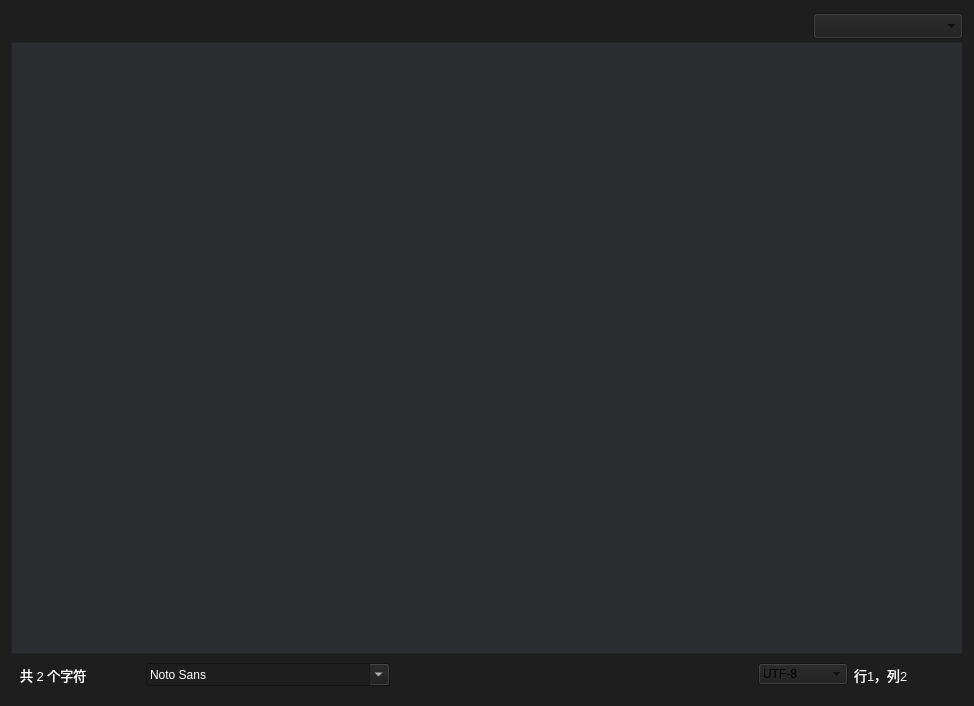
First picture: the form in Widget/widget.ui, repository diandiancha/LTNoteBook, before the edit.
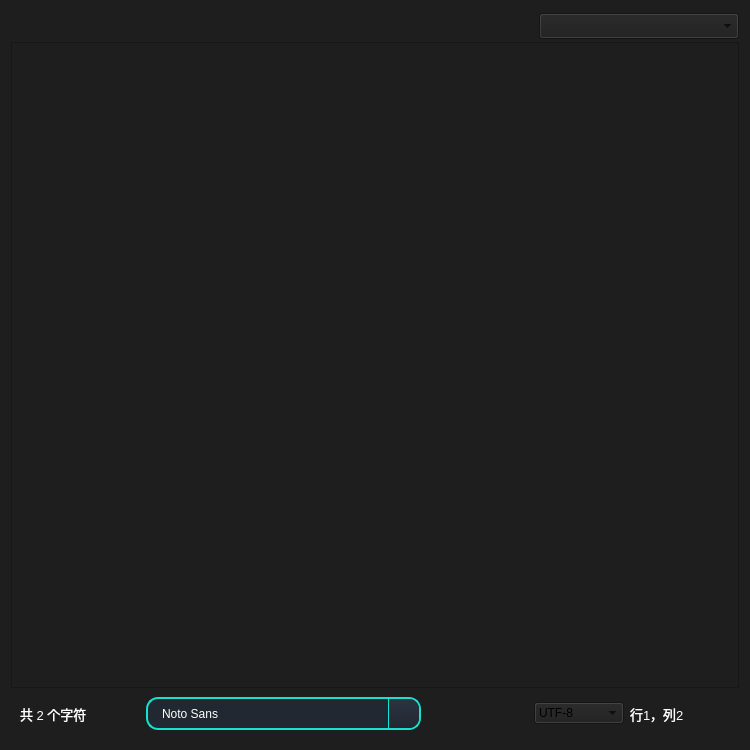
Second picture: the form after the edit. Icons and pictures are not drawn.

```diff
--- a/Widget/widget.ui
+++ b/Widget/widget.ui
@@ -6,8 +6,8 @@
    <rect>
     <x>0</x>
     <y>0</y>
-    <width>974</width>
-    <height>706</height>
+    <width>750</width>
+    <height>750</height>
    </rect>
   </property>
   <property name="windowTitle">
@@ -252,7 +252,7 @@
         <widget class="QComboBox" name="fileArrangement">
          <property name="minimumSize">
           <size>
-           <width>150</width>
+           <width>200</width>
            <height>0</height>
           </size>
          </property>
@@ -268,6 +268,9 @@
          <property name="mouseTracking">
           <bool>true</bool>
          </property>
+         <property name="layoutDirection">
+          <enum>Qt::LayoutDirection::LeftToRight</enum>
+         </property>
          <property name="editable">
           <bool>false</bool>
          </property>
@@ -280,6 +283,12 @@
      </item>
      <item>
       <widget class="QTextEdit" name="textEdit">
+       <property name="minimumSize">
+        <size>
+         <width>0</width>
+         <height>0</height>
+        </size>
+       </property>
        <property name="sizeIncrement">
         <size>
          <width>20</width>
@@ -299,8 +308,7 @@
         </font>
        </property>
        <property name="styleSheet">
-        <string notr="true">background-color: rgb(43, 44, 47);
-color: rgb(255, 255, 255);</string>
+        <string notr="true"/>
        </property>
        <property name="tabChangesFocus">
         <bool>false</bool>
@@ -315,6 +323,12 @@
          <height>20</height>
         </size>
        </property>
+       <property name="maximumSize">
+        <size>
+         <width>16777215</width>
+         <height>16777215</height>
+        </size>
+       </property>
        <property name="styleSheet">
         <string notr="true">background-color: rgb(30, 30, 30);</string>
        </property>
@@ -346,8 +360,8 @@
            <widget class="QFontComboBox" name="fontBox">
             <property name="minimumSize">
              <size>
-              <width>20</width>
-              <height>20</height>
+              <width>148</width>
+              <height>28</height>
              </size>
             </property>
             <property name="baseSize">
@@ -358,14 +372,140 @@
             </property>
             <property name="font">
              <font>
+              <family>Microsoft YaHei UI</family>
               <pointsize>10</pointsize>
+              <italic>false</italic>
+              <bold>false</bold>
              </font>
             </property>
             <property name="cursor">
              <cursorShape>ClosedHandCursor</cursorShape>
             </property>
             <property name="styleSheet">
-             <string notr="true">color: rgb(255, 255, 255);</string>
+             <string notr="true">/* 字体选择框样式 */
+QFontComboBox {
+    border: 2px solid #18e2cf;
+    border-radius: 12px;
+    background: #222831;
+    color: white;
+    padding: 6px 12px;
+    font: 10pt 'Microsoft YaHei UI';
+    min-height: 12px;
+    min-width: 120px;
+    selection-background-color: #18e2cf;
+    selection-color: #222831;
+}
+
+QFontComboBox:hover {
+    border: 2px solid #3de2cf;
+    background: #2a3441;
+}
+
+QFontComboBox:focus {
+    border: 2px solid #08FDD8;
+    background: #2a3441;
+    outline: none;
+}
+
+QFontComboBox:pressed {
+    background: #1a2028;
+    border: 2px solid #08FDD8;
+}
+
+QFontComboBox::drop-down {
+    subcontrol-origin: padding;
+    subcontrol-position: top right;
+    width: 30px;
+    border-left: 1px solid #18e2cf;
+    border-top-right-radius: 10px;
+    border-bottom-right-radius: 10px;
+    background: qlineargradient(x1:0, y1:0, x2:0, y2:1, stop:0 #2a3441, stop:1 #222831);
+}
+
+QFontComboBox::drop-down:hover {
+    background: qlineargradient(x1:0, y1:0, x2:0, y2:1, stop:0 #3a4451, stop:1 #2a3441);
+    border-left: 1px solid #3de2cf;
+}
+
+QFontComboBox::down-arrow {
+    image: none;
+    width: 0;
+    height: 0;
+    border-left: 6px solid transparent;
+    border-right: 6px solid transparent;
+    border-top: 8px solid #18e2cf;
+    margin: 0px 6px 0px 6px;
+}
+
+QFontComboBox::down-arrow:hover {
+    border-top: 8px solid #3de2cf;
+}
+
+QFontComboBox::down-arrow:pressed {
+    border-top: 8px solid #08FDD8;
+}
+
+QFontComboBox QAbstractItemView {
+    border: 2px solid #18e2cf;
+    border-radius: 8px;
+    background: #232931;
+    color: white;
+    font: 10pt 'Microsoft YaHei UI';
+    padding: 4px;
+    selection-background-color: #18e2cf;
+    selection-color: #222831;
+    outline: none;
+}
+
+QFontComboBox QAbstractItemView::item {
+    padding: 8px 12px;
+    border: none;
+    border-bottom: 1px solid #3a4451;
+    background: transparent;
+}
+
+QFontComboBox QAbstractItemView::item:hover {
+    background: #3a4451;
+    color: #18e2cf;
+}
+
+QFontComboBox QAbstractItemView::item:selected {
+    background: #18e2cf;
+    color: #222831;
+    font-weight: bold;
+}
+
+QFontComboBox QAbstractItemView::item:last {
+    border-bottom: none;
+}
+
+/* 滚动条样式 */
+QFontComboBox QAbstractItemView QScrollBar:vertical {
+    background: transparent;
+    width: 8px;
+    margin: 0px;
+    border-radius: 4px;
+}
+
+QFontComboBox QAbstractItemView QScrollBar::handle:vertical {
+    background: #18e2cf;
+    border-radius: 4px;
+    min-height: 20px;
+}
+
+QFontComboBox QAbstractItemView QScrollBar::handle:vertical:hover {
+    background: #3de2cf;
+}
+
+QFontComboBox QAbstractItemView QScrollBar::add-line:vertical,
+QFontComboBox QAbstractItemView QScrollBar::sub-line:vertical {
+    height: 0px;
+}
+
+QFontComboBox QAbstractItemView QScrollBar::add-page:vertical,
+QFontComboBox QAbstractItemView QScrollBar::sub-page:vertical {
+    background: none;
+}</string>
             </property>
             <property name="iconSize">
              <size>
```
Left out of the diff: 41 changed lines with no effect on the pictures.
